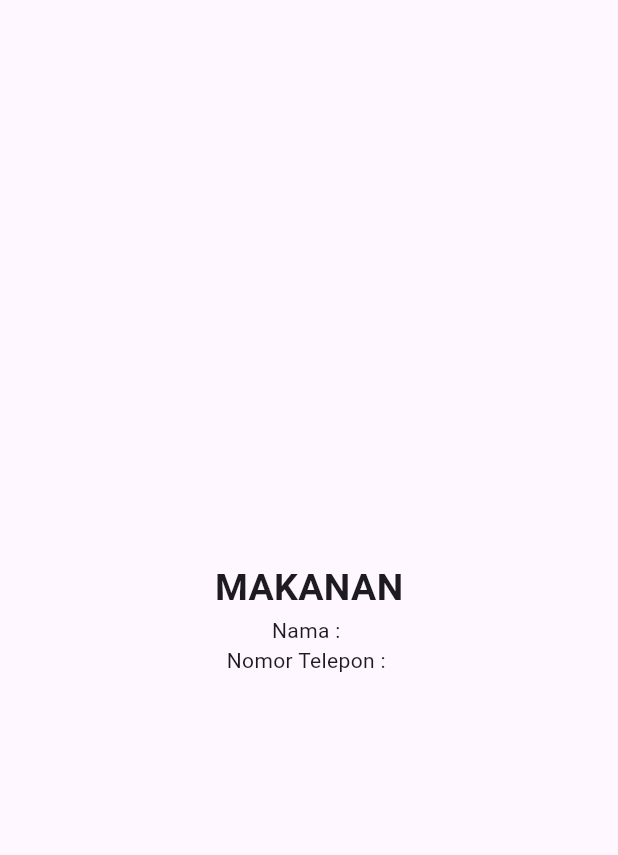
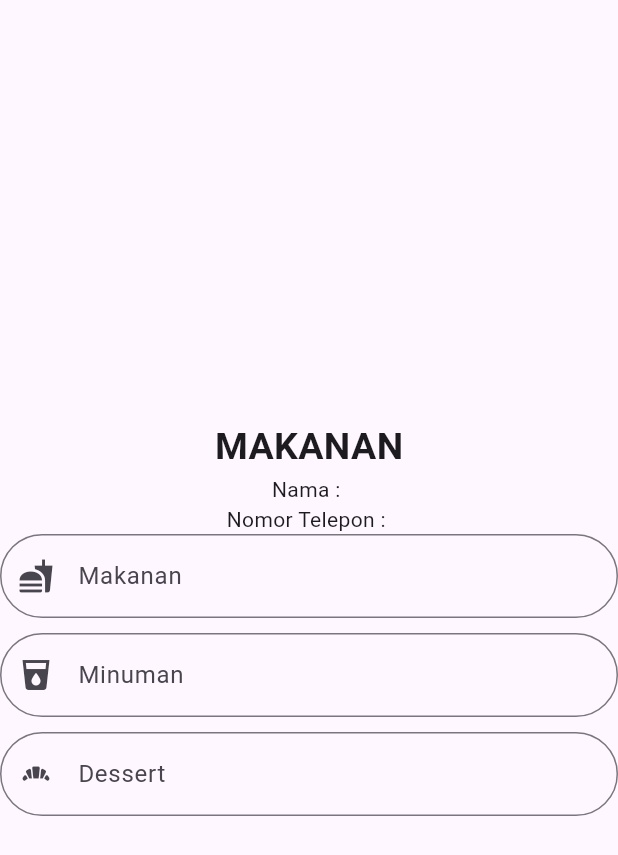
Before and after one commit to rezariswandhaaaa/FaseOne_137, a Flutter app: the MakananScreen screen opened directly with empty values, on a phone screen of 412 x 824 dp. Shown: the top 855 px of the screen. Run offline on Flutter 3.47's test engine with Material 3 defaults, Android fonts, the light colour scheme and no system bars; network calls fail.

Commit message:
Add form makanan on makanan screen

```diff
--- a/lib/screen/Makanan_Screen.dart
+++ b/lib/screen/Makanan_Screen.dart
@@ -1,4 +1,5 @@
 import 'package:flutter/material.dart';
+import 'package:ucp1/widget/form_makanan.dart';
 import 'package:ucp1/widget/header_makanan.dart';
 
 class MakananScreen extends StatefulWidget {
@@ -7,11 +8,15 @@ class MakananScreen extends StatefulWidget {
   final String nama;
   final String telepon;
 
+
+
   @override
   State<MakananScreen> createState() => _MakananScreenState();
 }
 
 class _MakananScreenState extends State<MakananScreen> {
+    var desrt = TextEditingController();
+    var formkey = GlobalKey<FormState>();
   @override
   Widget build(BuildContext context) {
     return Scaffold(
@@ -21,7 +26,8 @@ class _MakananScreenState extends State<MakananScreen> {
           children: [
             HeaderMakanan(),
             Text('Nama : ${widget.nama}'),
-            Text('Nomor Telepon : ${widget.telepon}')
+            Text('Nomor Telepon : ${widget.telepon}'),
+            FormMakanan(etDesert: desrt, formkey: formkey,),
           ],
         ),
       ),
--- a/lib/widget/form_makanan.dart
+++ b/lib/widget/form_makanan.dart
@@ -1,7 +1,10 @@
 import 'package:flutter/material.dart';
 
 class FormMakanan extends StatefulWidget {
-  const FormMakanan({super.key});
+  const FormMakanan({super.key, required this.formkey, required this.etDesert});
+
+  final GlobalKey<FormState> formkey;
+  final TextEditingController etDesert;
 
   @override
   State<FormMakanan> createState() => _FormMakananState();
@@ -10,6 +13,68 @@ class FormMakanan extends StatefulWidget {
 class _FormMakananState extends State<FormMakanan> {
   @override
   Widget build(BuildContext context) {
-    return const Placeholder();
+    return Form(
+        key: widget.formkey,
+        child: Column(
+          children: [
+            TextFormField(
+              keyboardType: TextInputType.text,
+              decoration: InputDecoration(
+                labelText: 'Makanan',
+                hintText: 'Masukkan Nama Makanan',
+                prefixIcon: const Icon(Icons.fastfood),
+                border: OutlineInputBorder(
+                  borderRadius: BorderRadius.circular(50.0),
+                ),
+              ),
+              validator: (value) {
+                if (value!.isEmpty) {
+                  return "Tidak Boleh Kosong";
+                }
+                return null;
+              },
+              autovalidateMode: AutovalidateMode.onUserInteraction,
+            ),
+            const SizedBox(height: 10),
+            TextFormField(
+              keyboardType: TextInputType.text,
+              decoration: InputDecoration(
+                labelText: 'Minuman',
+                hintText: 'Masukkan Nama Minuman',
+                prefixIcon: const Icon(Icons.local_drink),
+                border: OutlineInputBorder(
+                  borderRadius: BorderRadius.circular(50.0),
+                ),
+              ),
+              validator: (value) {
+                if (value!.isEmpty) {
+                  return "Tidak Boleh Kosong";
+                }
+                return null;
+              },
+              autovalidateMode: AutovalidateMode.onUserInteraction,
+            ),
+            const SizedBox(height: 10),
+            TextFormField(
+              controller: widget.etDesert,
+              keyboardType: TextInputType.text,
+              decoration: InputDecoration(
+                labelText: 'Dessert',
+                hintText: 'Masukkan Nama Dessert',
+                prefixIcon: const Icon(Icons.bakery_dining),
+                border: OutlineInputBorder(
+                  borderRadius: BorderRadius.circular(50.0),
+                ),
+              ),
+              validator: (value) {
+                if (value!.isEmpty) {
+                  return "Tidak Boleh Kosong";
+                }
+                return null;
+              },
+              autovalidateMode: AutovalidateMode.onUserInteraction,
+            ),
+          ],
+        ));
   }
 }
```
Also changed, not shown: lib/widget/footer_makanan.dart (added).
